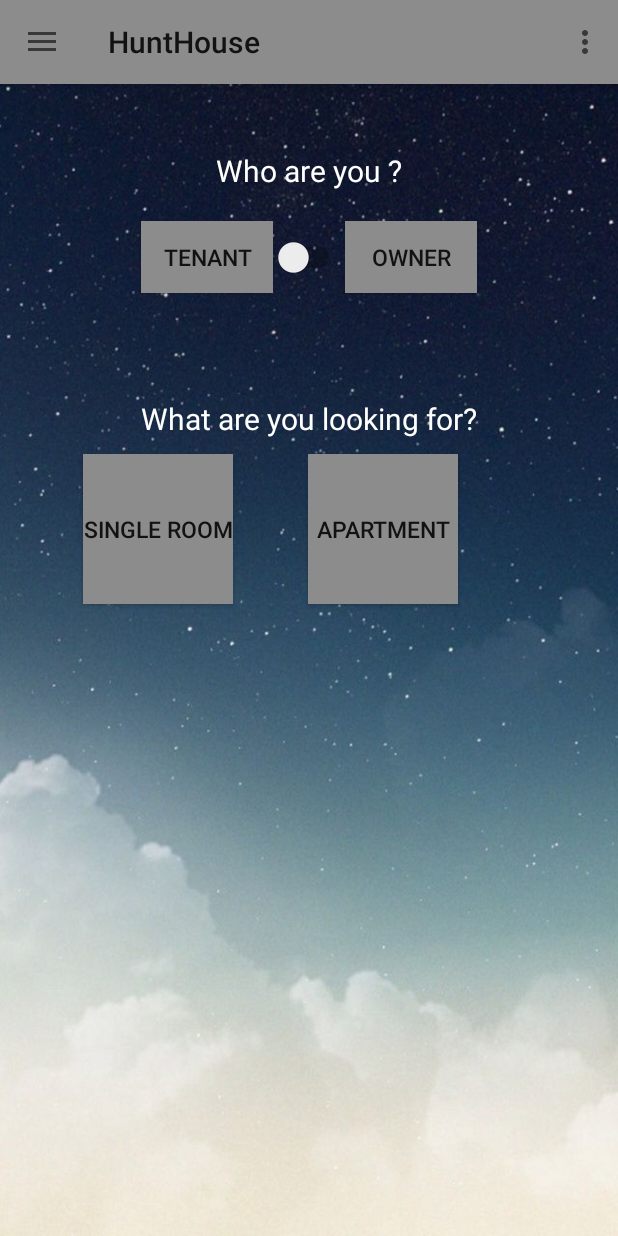
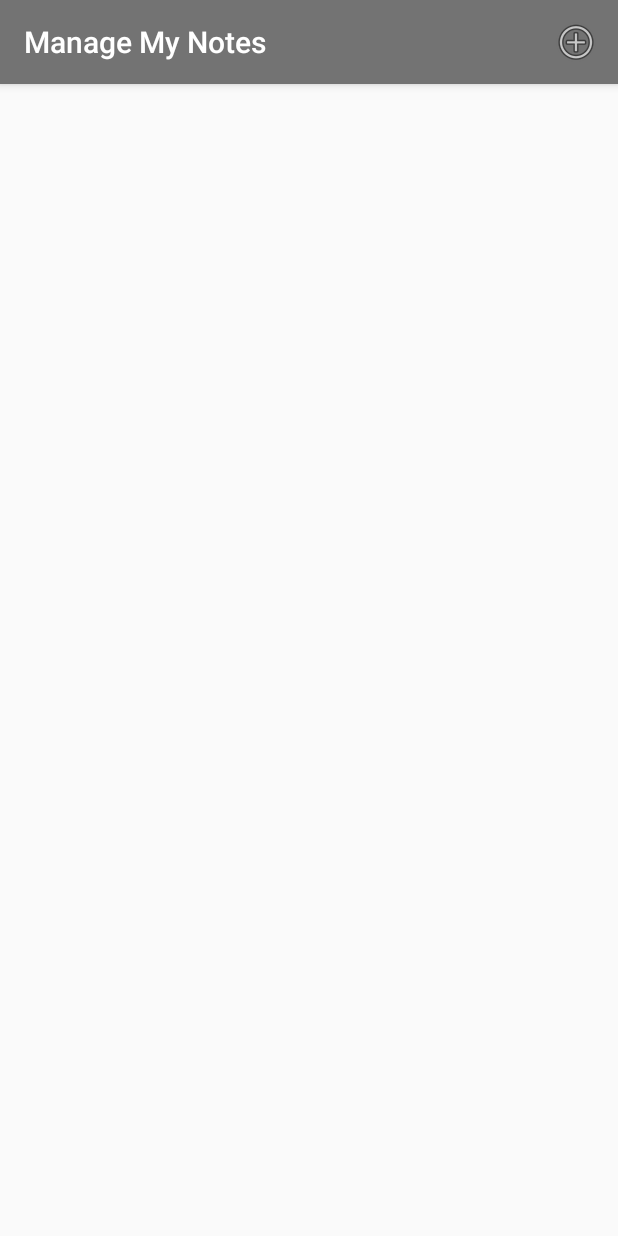
Before and after one commit to gaurikolhe/HuntHouse, an Android app: the screen it shows after launch once a user with an empty profile is signed in (MainActivity before the commit, MyTodoList after it), in the side drawer, after a tap on "Add Notes", on a phone screen of 412 x 824 dp. Run offline under Robolectric (Android 15) with nearby library versions, the phone set to English and light mode, and no system bars; our stand-ins replace Firebase (no records; nobody signed in at launch, a user with empty details on screens opened directly), Picasso; pictures from the network do not load; 1 statement that could not run was skipped.

Commit message:
UI Changes

```diff
--- a/app/src/main/AndroidManifest.xml
+++ b/app/src/main/AndroidManifest.xml
@@ -55,9 +55,11 @@
             android:label="@string/title_activity_my_profile"
             android:theme="@style/AppTheme.NoActionBar" />
         <activity android:name="com.project.hunthouse.View.FabAndSnackbarActivity"
-            android:label="About Hunt House"/>
+            android:label="About Hunt House"
+            android:theme="@style/AppTheme"/>
         <activity android:name="com.project.hunthouse.View.MyTodoList"
-            android:label="Manage My Notes"/>
+            android:label="Manage My Notes"
+            android:theme="@style/AppTheme"/>
         <activity android:name="com.project.hunthouse.View.MyCustomView" />
 
         <activity android:name="com.project.hunthouse.View.ChatActivity"
--- /dev/null
+++ b/app/src/main/java/com/project/hunthouse/View/MyTodoList.java
@@ -0,0 +1,123 @@
+package com.project.hunthouse.View;
+
+/**
+ * Created by Gauri on 12/9/2017.
+ */
+
+import android.content.ContentValues;
+import android.content.DialogInterface;
+import android.database.Cursor;
+import android.database.sqlite.SQLiteDatabase;
+import android.os.Bundle;
+import android.support.v7.app.AlertDialog;
+import android.support.v7.app.AppCompatActivity;
+import android.view.Menu;
+import android.view.MenuItem;
+import android.view.View;
+import android.widget.ArrayAdapter;
+import android.widget.EditText;
+import android.widget.ListView;
+import android.widget.TextView;
+
+import com.project.hunthouse.View.db.TaskContract;
+import com.project.hunthouse.View.db.TaskDbHelper;
+
+import java.util.ArrayList;
+import com.project.hunthouse.R;
+
+public class MyTodoList extends AppCompatActivity {
+    private static final String TAG = "MainActivity";
+    private TaskDbHelper mHelper;
+    private ListView mTaskListView;
+    private ArrayAdapter<String> mAdapter;
+
+    @Override
+    protected void onCreate(Bundle savedInstanceState) {
+        super.onCreate(savedInstanceState);
+        setContentView(R.layout.activity_todo);
+
+        mHelper = new TaskDbHelper(this);
+        mTaskListView = (ListView) findViewById(R.id.list_todo);
+
+        updateUI();
+    }
+
+    @Override
+    public boolean onCreateOptionsMenu(Menu menu) {
+        getMenuInflater().inflate(R.menu.main_menu, menu);
+        return super.onCreateOptionsMenu(menu);
+    }
+
+    @Override
+    public boolean onOptionsItemSelected(MenuItem item) {
+        switch (item.getItemId()) {
+            case R.id.action_add_task:
+                final EditText taskEditText = new EditText(this);
+                AlertDialog dialog = new AlertDialog.Builder(this)
+                        .setTitle("Add a new task")
+                        .setMessage("What do you want to do next?")
+                        .setView(taskEditText)
+                        .setPositiveButton("Add", new DialogInterface.OnClickListener() {
+                            @Override
+                            public void onClick(DialogInterface dialog, int which) {
+                                String task = String.valueOf(taskEditText.getText());
+                                SQLiteDatabase db = mHelper.getWritableDatabase();
+                                ContentValues values = new ContentValues();
+                                values.put(TaskContract.TaskEntry.COL_TASK_TITLE, task);
+                                db.insertWithOnConflict(TaskContract.TaskEntry.TABLE,
+                                        null,
+                                        values,
+                                        SQLiteDatabase.CONFLICT_REPLACE);
+                                db.close();
+                                updateUI();
+                            }
+                        })
+                        .setNegativeButton("Cancel", null)
+                        .create();
+                dialog.show();
+                return true;
+
+            default:
+                return super.onOptionsItemSelected(item);
+        }
+    }
+
+    public void deleteTask(View view) {
+        View parent = (View) view.getParent();
+        TextView taskTextView = (TextView) parent.findViewById(R.id.task_title);
+        String task = String.valueOf(taskTextView.getText());
+        SQLiteDatabase db = mHelper.getWritableDatabase();
+        db.delete(TaskContract.TaskEntry.TABLE,
+                TaskContract.TaskEntry.COL_TASK_TITLE + " = ?",
+                new String[]{task});
+        db.close();
+        updateUI();
+    }
+
+    private void updateUI() {
+        ArrayList<String> taskList = new ArrayList<>();
+        SQLiteDatabase db = mHelper.getReadableDatabase();
+        Cursor cursor = db.query(TaskContract.TaskEntry.TABLE,
+                new String[]{TaskContract.TaskEntry._ID, TaskContract.TaskEntry.COL_TASK_TITLE},
+                null, null, null, null, null);
+        while (cursor.moveToNext()) {
+            int idx = cursor.getColumnIndex(TaskContract.TaskEntry.COL_TASK_TITLE);
+            taskList.add(cursor.getString(idx));
+        }
+
+        if (mAdapter == null) {
+            mAdapter = new ArrayAdapter<>(this,
+                    R.layout.item_todo,
+                    R.id.task_title,
+                    taskList);
+            mTaskListView.setAdapter(mAdapter);
+        } else {
+            mAdapter.clear();
+            mAdapter.addAll(taskList);
+            mAdapter.notifyDataSetChanged();
+        }
+
+        cursor.close();
+        db.close();
+    }
+}
--- /dev/null
+++ b/app/src/main/java/com/project/hunthouse/View/db/TaskDbHelper.java
@@ -0,0 +1,31 @@
+package com.project.hunthouse.View.db;
+
+/**
+ * Created by Gauri on 12/9/2017.
+ */
+
+import android.content.Context;
+import android.database.sqlite.SQLiteDatabase;
+import android.database.sqlite.SQLiteOpenHelper;
+
+public class TaskDbHelper extends SQLiteOpenHelper {
+
+    public TaskDbHelper(Context context) {
+        super(context, TaskContract.DB_NAME, null, TaskContract.DB_VERSION);
+    }
+
+    @Override
+    public void onCreate(SQLiteDatabase db) {
+        String createTable = "CREATE TABLE " + TaskContract.TaskEntry.TABLE + " ( " +
+                TaskContract.TaskEntry._ID + " INTEGER PRIMARY KEY AUTOINCREMENT, " +
+                TaskContract.TaskEntry.COL_TASK_TITLE + " TEXT NOT NULL);";
+
+        db.execSQL(createTable);
+    }
+
+    @Override
+    public void onUpgrade(SQLiteDatabase db, int oldVersion, int newVersion) {
+        db.execSQL("DROP TABLE IF EXISTS " + TaskContract.TaskEntry.TABLE);
+        onCreate(db);
+    }
+}
--- /dev/null
+++ b/app/src/main/res/layout/activity_todo.xml
@@ -0,0 +1,7 @@
+<?xml version="1.0" encoding="UTF-8"?>
+
+    <RelativeLayout tools:context="com.project.hunthouse.View.MyTodoList" android:paddingTop="@dimen/activity_vertical_margin" android:paddingRight="@dimen/activity_horizontal_margin" android:paddingLeft="@dimen/activity_horizontal_margin" android:paddingBottom="@dimen/activity_vertical_margin" android:layout_height="match_parent" android:layout_width="match_parent" xmlns:tools="http://schemas.android.com/tools" xmlns:android="http://schemas.android.com/apk/res/android">
+
+    <ListView android:layout_height="wrap_content" android:layout_width="wrap_content" android:id="@+id/list_todo"/>
+
+</RelativeLayout>
--- /dev/null
+++ b/app/src/main/res/menu/main_menu.xml
@@ -0,0 +1,7 @@
+<?xml version="1.0" encoding="UTF-8"?>
+
+    <menu xmlns:app="http://schemas.android.com/apk/res-auto" xmlns:android="http://schemas.android.com/apk/res/android">
+
+    <item android:title="Add Task" app:showAsAction="always" android:icon="@android:drawable/ic_menu_add" android:id="@+id/action_add_task"/>
+
+</menu>
--- a/app/src/main/res/values/colors.xml
+++ b/app/src/main/res/values/colors.xml
@@ -7,6 +7,8 @@
     <color name="colorWhite">#FFFFFF</color>
     <color name="colorYellow">#F1C40F</color>
     <color name="squareColor">#3F51B5</color>
+    <color name="colorgray">#404040</color>
+    <color name="lightgray">#737373</color>
 <!--   Orignal colors -->
     <!--<color name="colorPrimary">#3F51B5</color>-->
     <!--<color name="colorPrimaryDark">#303F9F</color>-->
--- a/app/src/main/res/values/styles.xml
+++ b/app/src/main/res/values/styles.xml
@@ -3,10 +3,10 @@
     <!-- Base application theme. -->
     <style name="AppTheme" parent="Theme.AppCompat.Light.DarkActionBar">
         <!-- Customize your theme here. -->
-        <item name="colorPrimary">@color/colorPrimary</item>
-        <item name="colorPrimaryDark">@color/colorPrimaryDark</item>
+        <item name="colorPrimary">@color/lightgray</item>
+        <item name="colorPrimaryDark">@color/colorgray</item>
         <item name="colorAccent">@color/colorAccent</item>
-        <item name="android:navigationBarColor">@color/colorPrimaryDark</item>
+        <item name="android:navigationBarColor">@color/lightgray</item>
     </style>
 
     <style name="AppTheme.NoActionBar">
@@ -25,4 +25,5 @@
         <item name="colorPrimaryDark">@color/colorPrimaryDark</item>
         <item name="colorAccent">@color/colorAccent</item>
     </style>
+
 </resources>
```
Also changed, not shown: app/src/main/java/com/project/hunthouse/View/db/TaskContract.java (added, +18 -0 lines), app/src/main/res/layout/item_todo.xml (added, +9 -0 lines), app/src/main/res/drawable/ic_note_add_black_24dp.png (added).
